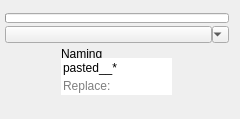
First picture: the form in ui/1_base_menus/2_sub_menus/3_main_menus/scene.ui, repository m3trik/Scripts_portable, before the edit.
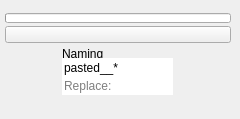
Second picture: the form after the edit. Custom widgets are drawn as their Qt base class.

```diff
--- a/ui/1_base_menus/2_sub_menus/3_main_menus/scene.ui
+++ b/ui/1_base_menus/2_sub_menus/3_main_menus/scene.ui
@@ -51,50 +51,6 @@
      <property name="spacing">
       <number>0</number>
      </property>
-     <item row="1" column="1">
-      <widget class="QPushButton_Draggable" name="pin">
-       <property name="minimumSize">
-        <size>
-         <width>207</width>
-         <height>17</height>
-        </size>
-       </property>
-       <property name="maximumSize">
-        <size>
-         <width>207</width>
-         <height>17</height>
-        </size>
-       </property>
-       <property name="text">
-        <string/>
-       </property>
-       <property name="checkable">
-        <bool>true</bool>
-       </property>
-      </widget>
-     </item>
-     <item row="1" column="2">
-      <widget class="QComboBox_" name="cmb000">
-       <property name="sizePolicy">
-        <sizepolicy hsizetype="Minimum" vsizetype="Ignored">
-         <horstretch>0</horstretch>
-         <verstretch>0</verstretch>
-        </sizepolicy>
-       </property>
-       <property name="minimumSize">
-        <size>
-         <width>17</width>
-         <height>17</height>
-        </size>
-       </property>
-       <property name="maximumSize">
-        <size>
-         <width>17</width>
-         <height>17</height>
-        </size>
-       </property>
-      </widget>
-     </item>
      <item row="0" column="1" colspan="2">
       <widget class="QProgressBar_" name="progressBar">
        <property name="sizePolicy">
@@ -234,6 +190,28 @@
        </item>
       </layout>
      </item>
+     <item row="1" column="1" colspan="2">
+      <widget class="QPushButton_Draggable" name="pin">
+       <property name="minimumSize">
+        <size>
+         <width>207</width>
+         <height>17</height>
+        </size>
+       </property>
+       <property name="maximumSize">
+        <size>
+         <width>999</width>
+         <height>17</height>
+        </size>
+       </property>
+       <property name="text">
+        <string/>
+       </property>
+       <property name="checkable">
+        <bool>true</bool>
+       </property>
+      </widget>
+     </item>
     </layout>
    </widget>
   </widget>
@@ -244,11 +222,6 @@
    <extends>QPushButton</extends>
    <header>widgets.qpushbutton_draggable.h</header>
   </customwidget>
-  <customwidget>
-   <class>QComboBox_</class>
-   <extends>QComboBox</extends>
-   <header>widgets.qcombobox_.h</header>
-  </customwidget>
   <customwidget>
    <class>QProgressBar_</class>
    <extends>QProgressBar</extends>
```
